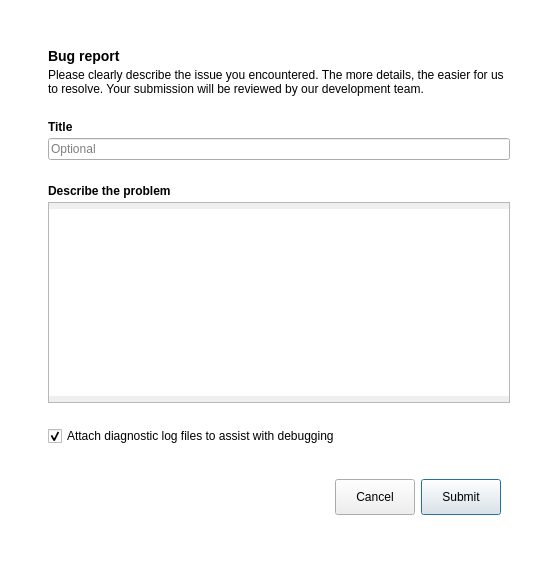
Above: src/MEGASync/gui/ui/BugReportDialog.ui from meganz/MEGAsync before the change. Below: the same form after it.
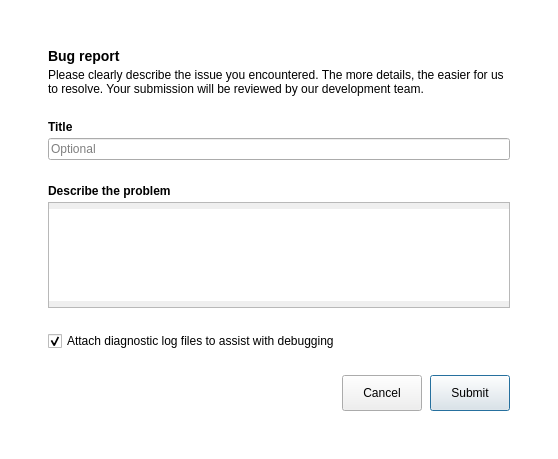
That is the form after the change.

Commit message: SNC-6006. Fix bottom on bugreport dialog.

```diff
--- a/src/MEGASync/gui/ui/BugReportDialog.ui
+++ b/src/MEGASync/gui/ui/BugReportDialog.ui
@@ -7,7 +7,7 @@
     <x>0</x>
     <y>0</y>
     <width>558</width>
-    <height>572</height>
+    <height>459</height>
    </rect>
   </property>
   <property name="minimumSize">
@@ -242,6 +242,21 @@
    <item>
     <widget class="QWidget" name="wButtons" native="true">
      <layout class="QHBoxLayout" name="horizontalLayout">
+      <property name="spacing">
+       <number>8</number>
+      </property>
+      <property name="leftMargin">
+       <number>0</number>
+      </property>
+      <property name="topMargin">
+       <number>0</number>
+      </property>
+      <property name="rightMargin">
+       <number>0</number>
+      </property>
+      <property name="bottomMargin">
+       <number>0</number>
+      </property>
       <item>
        <spacer name="horizontalSpacer">
         <property name="orientation">
```
